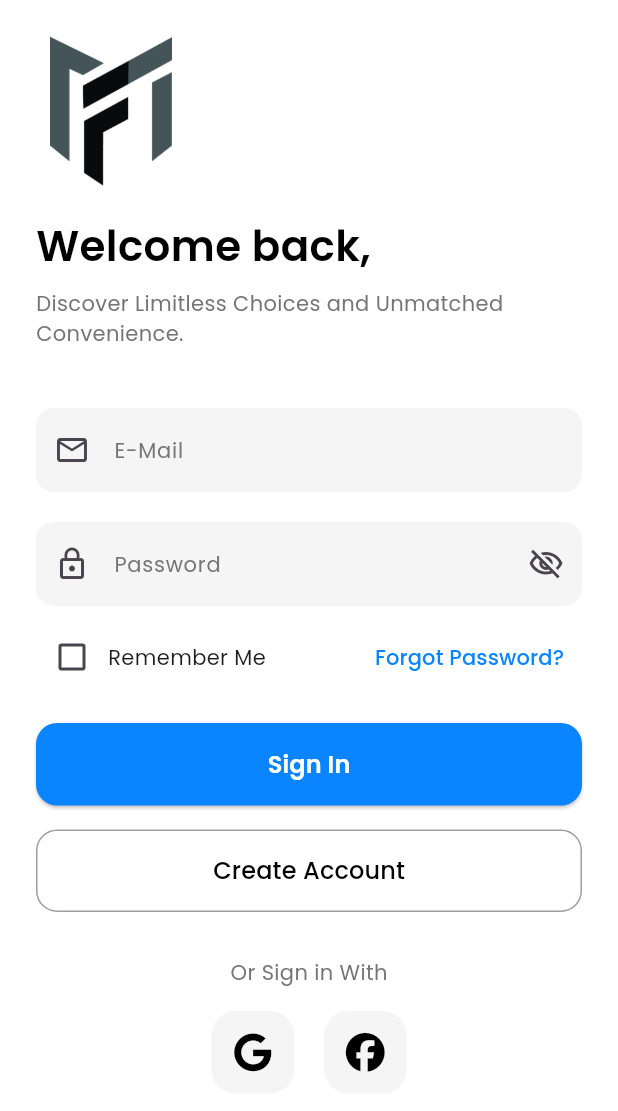
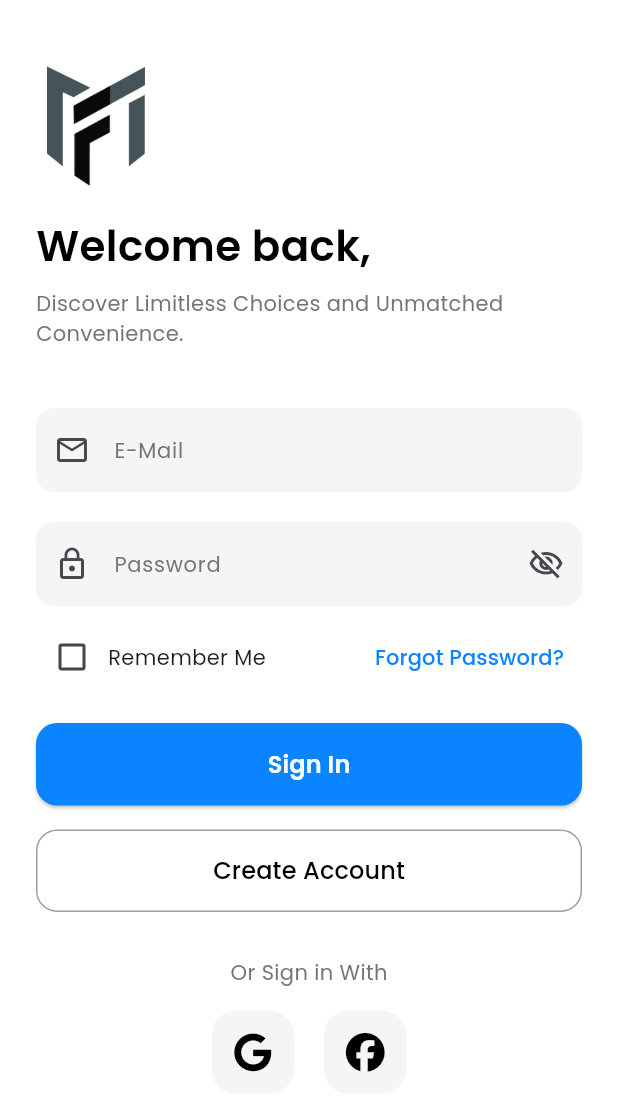
Before and after one commit to anthonyc-dev/ASCS-student-side-flutter, a Flutter app: the screen it shows after launch, after a tap on "Skip", after a tap on "Done", on a phone screen of 412 x 824 dp. Shown: the top 1111 px of the screen. Run offline on Flutter 3.47's test engine with Material 3 defaults, Android fonts, the light colour scheme and no system bars; our stand-ins replace flutter_dotenv, flutter_screenutil, font_awesome_flutter, google_fonts, google_nav_bar, introduction_screen and 2 more; network calls fail.

Commit message:
assets: update splash screen and launch images with new Micro Flux logo

```diff
--- a/lib/screens/example_login.dart
+++ b/lib/screens/example_login.dart
@@ -55,12 +55,13 @@ class _LoginScreenState extends State<LoginScreen> {
             crossAxisAlignment: CrossAxisAlignment.start,
             children: [
               // --- Logo ---
+              const SizedBox(height: 20),
               Align(
                 alignment: Alignment.topLeft,
                 child: Image.asset(
                   "images/microflux/MICRO FLUX ico.png",
-                  height: 100,
-                  width: 100,
+                  height: 80,
+                  width: 80,
                   fit: BoxFit.contain,
                 ),
               ),
--- a/pubspec.yaml
+++ b/pubspec.yaml
@@ -83,13 +83,13 @@ flutter_launcher_icons:
 
 flutter_native_splash:
   color: "#ffffff" # Background color (white in this example)
-  image: "images/microflux/MICRO FLUX ico.png" # Path to your splash image
+  image: "images/microflux/MICRO FLUX LOGO ONLY TRANS.png" # Path to your splash image
 
   android_gravity: center # options: center, fill, fit, start, end, top, bottom
   ios_content_mode: center
 
   android_12:
-    image: "images/microflux/MICRO FLUX ico.png"
+    image: "images/microflux/MICRO FLUX LOGO ONLY TRANS.png"
     icon_background_color: "#ffffff"
   ios: true
   web: false
@@ -110,6 +110,7 @@ flutter:
     - images/microflux/
     - images/onboarding/
     - fonts/
+    - .env
 
   # An image asset can refer to one or more resolution-specific "variants", see
   # https://flutter.dev/to/resolution-aware-images
```
Also changed, not shown: images/microflux/MICRO FLUX.png (added), 19 other files.
